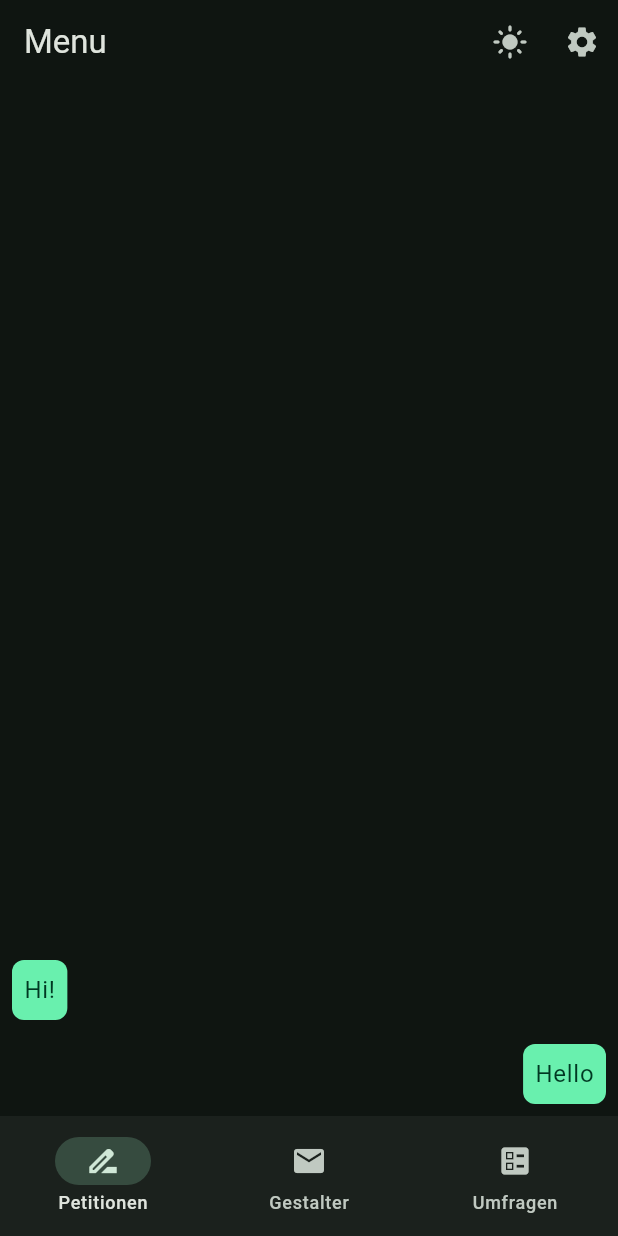
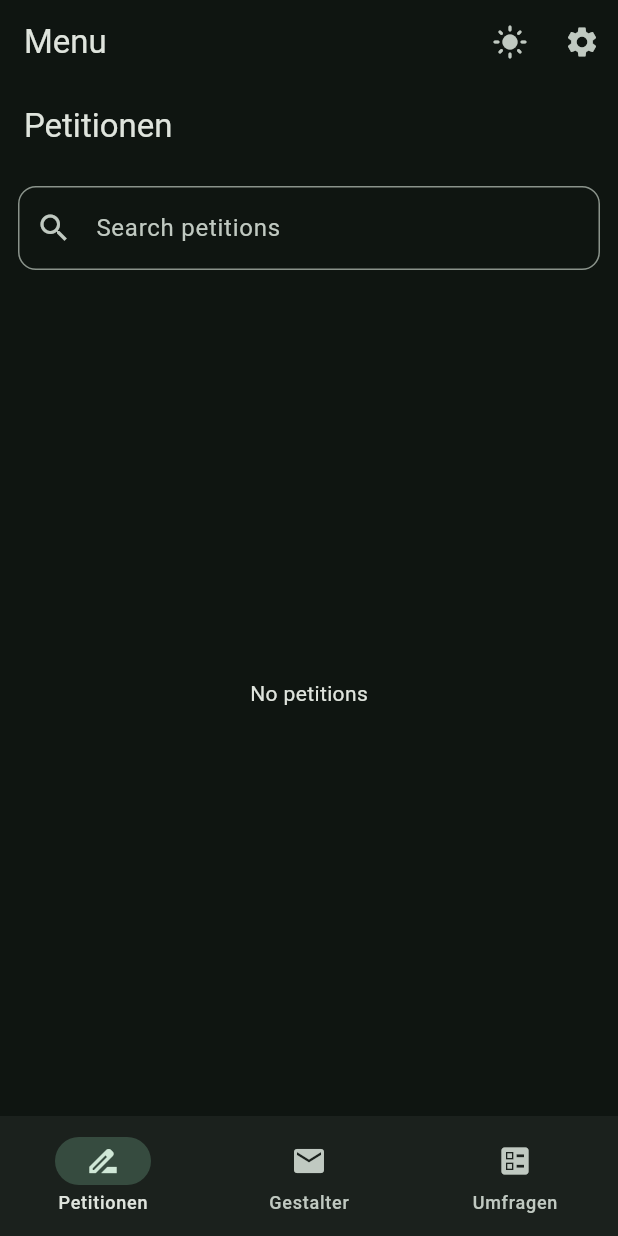
Before and after one commit to lmarquar/StimmApp, a Flutter app: the screen it shows once a user with an empty profile is signed in, after a tap on the "dark mode" icon, on a phone screen of 412 x 824 dp. Run offline on Flutter 3.47's test engine with Material 3 defaults, Android fonts, the phone set to English and light mode, and no system bars; our stand-ins replace cloud_firestore, connectivity_plus, firebase_auth, firebase_core, internet_connection_checker, lottie and 1 more; accounts and stored records are empty; Roboto replaces fonts that are missing (Poppins).

Commit message:
yanky chatgpt build

```diff
--- a/lib/app/mobile/pages/main/home/petitions_page.dart
+++ b/lib/app/mobile/pages/main/home/petitions_page.dart
@@ -1,4 +1,7 @@
 import 'package:flutter/material.dart';
+import 'package:stimmapp/app/mobile/widgets/search_text_field.dart';
+import 'package:stimmapp/core/data/models/petition.dart';
+import 'package:stimmapp/core/data/repositories/petition_repository.dart';
 
 class PetitionsPage extends StatefulWidget {
   const PetitionsPage({super.key});
@@ -8,90 +11,62 @@ class PetitionsPage extends StatefulWidget {
 }
 
 class _PetitionsPageState extends State<PetitionsPage> {
-  int currentPageIndex = 0;
+  final _repo = PetitionRepository.create();
+  String _query = '';
+
   @override
   Widget build(BuildContext context) {
-    final ThemeData theme = Theme.of(context);
     return Scaffold(
-      body: <Widget>[
-        /// Messages page
-        ListView.builder(
-          reverse: true,
-          itemCount: 2,
-          itemBuilder: (BuildContext context, int index) {
-            if (index == 0) {
-              return Align(
-                alignment: Alignment.centerRight,
-                child: Container(
-                  margin: const EdgeInsets.all(8.0),
-                  padding: const EdgeInsets.all(8.0),
-                  decoration: BoxDecoration(
-                    color: theme.colorScheme.primary,
-                    borderRadius: BorderRadius.circular(8.0),
+      appBar: AppBar(title: const Text('Petitionen')),
+      body: Padding(
+        padding: const EdgeInsets.all(12.0),
+        child: Column(
+          children: [
+            SearchTextField(hint: 'Search petitions', onChanged: (q) => setState(() => _query = q)),
+            const SizedBox(height: 12),
+            Expanded(
+              child: StreamBuilder<List<Petition>>(
+                stream: _repo.list(query: _query),
+                builder: (context, snap) {
+                  if (snap.connectionState == ConnectionState.waiting) {
+                    return const Center(child: CircularProgressIndicator());
+                  }
+                  final items = snap.data ?? const <Petition>[];
+                  if (items.isEmpty) {
+                    return const Center(child: Text('No petitions'));
+                  }
+                  return ListView.separated(
+                    itemCount: items.length,
+                    separatorBuilder: (_, __) => const Divider(height: 1),
+                    itemBuilder: (context, i) {
+                      final p = items[i];
+                      return ListTile(
+                        title: Text(p.title),
+                        subtitle: Text(
+                          p.description,
+                          maxLines: 2,
+                          overflow: TextOverflow.ellipsis,
                         ),
-                  child: Text(
-                    'Hello',
-                    style: theme.textTheme.bodyLarge!.copyWith(
-                      color: theme.colorScheme.onPrimary,
+                        trailing: Row(
+                          mainAxisSize: MainAxisSize.min,
+                          children: [
+                            const Icon(Icons.edit_note, size: 18),
+                            const SizedBox(width: 4),
+                            Text(p.signatureCount.toString()),
+                          ],
                         ),
-                  ),
-                ),
-              );
-            }
-            return Align(
-              alignment: Alignment.centerLeft,
-              child: Container(
-                margin: const EdgeInsets.all(8.0),
-                padding: const EdgeInsets.all(8.0),
-                decoration: BoxDecoration(
-                  color: theme.colorScheme.primary,
-                  borderRadius: BorderRadius.circular(8.0),
-                ),
-                child: Text(
-                  'Hi!',
-                  style: theme.textTheme.bodyLarge!.copyWith(
-                    color: theme.colorScheme.onPrimary,
-                  ),
-                ),
-              ),
+                        onTap: () {
+                          Navigator.of(context).pushNamed('/petition', arguments: p.id);
+                        },
                       );
                     },
-        ),
-
-        /// Creator page
-        Card(
-          shadowColor: Colors.transparent,
-          margin: const EdgeInsets.all(8.0),
-          child: SizedBox.expand(
-            child: Center(
-              child: Text('Creator page', style: theme.textTheme.titleLarge),
-            ),
-          ),
-        ),
-
-        /// Notifications page
-        const Padding(
-          padding: EdgeInsets.all(8.0),
-          child: Column(
-            children: <Widget>[
-              Card(
-                child: ListTile(
-                  leading: Icon(Icons.notifications_sharp),
-                  title: Text('Notification 1'),
-                  subtitle: Text('This is a notification'),
-                ),
-              ),
-              Card(
-                child: ListTile(
-                  leading: Icon(Icons.notifications_sharp),
-                  title: Text('Notification 2'),
-                  subtitle: Text('This is a notification'),
+                  );
+                },
               ),
             ),
           ],
         ),
       ),
-      ][currentPageIndex],
     );
   }
 }
--- /dev/null
+++ b/lib/app/mobile/widgets/search_text_field.dart
@@ -0,0 +1,42 @@
+import 'dart:async';
+import 'package:flutter/material.dart';
+
+class SearchTextField extends StatefulWidget {
+  const SearchTextField({super.key, required this.onChanged, this.hint = 'Search', this.debounce = const Duration(milliseconds: 300)});
+  final ValueChanged<String> onChanged;
+  final String hint;
+  final Duration debounce;
+
+  @override
+  State<SearchTextField> createState() => _SearchTextFieldState();
+}
+
+class _SearchTextFieldState extends State<SearchTextField> {
+  final _controller = TextEditingController();
+  Timer? _timer;
+
+  @override
+  void dispose() {
+    _timer?.cancel();
+    _controller.dispose();
+    super.dispose();
+  }
+
+  void _onChanged(String value) {
+    _timer?.cancel();
+    _timer = Timer(widget.debounce, () => widget.onChanged(value));
+  }
+
+  @override
+  Widget build(BuildContext context) {
+    return TextField(
+      controller: _controller,
+      onChanged: _onChanged,
+      decoration: InputDecoration(
+        prefixIcon: const Icon(Icons.search),
+        hintText: widget.hint,
+        border: OutlineInputBorder(borderRadius: BorderRadius.circular(12)),
+      ),
+    );
+  }
+}
--- /dev/null
+++ b/lib/core/data/models/petition.dart
@@ -0,0 +1,69 @@
+import 'package:cloud_firestore/cloud_firestore.dart';
+
+class Petition {
+  final String id;
+  final String title;
+  final String description;
+  final List<String> tags;
+  final int signatureCount;
+  final String createdBy;
+  final DateTime createdAt;
+
+  Petition({
+    required this.id,
+    required this.title,
+    required this.description,
+    required this.tags,
+    required this.signatureCount,
+    required this.createdBy,
+    required this.createdAt,
+  });
+
+  Petition copyWith({
+    String? id,
+    String? title,
+    String? description,
+    List<String>? tags,
+    int? signatureCount,
+    String? createdBy,
+    DateTime? createdAt,
+  }) {
+    return Petition(
+      id: id ?? this.id,
+      title: title ?? this.title,
+      description: description ?? this.description,
+      tags: tags ?? this.tags,
+      signatureCount: signatureCount ?? this.signatureCount,
+      createdBy: createdBy ?? this.createdBy,
+      createdAt: createdAt ?? this.createdAt,
+    );
+  }
+
+  static Petition fromFirestore(
+    DocumentSnapshot<Map<String, dynamic>> snap,
+    SnapshotOptions? _,
+  ) {
+    final data = snap.data()!;
+    return Petition(
+      id: snap.id,
+      title: (data['title'] ?? '') as String,
+      description: (data['description'] ?? '') as String,
+      tags: (data['tags'] as List?)?.cast<String>() ?? const [],
+      signatureCount: (data['signatureCount'] ?? 0) as int,
+      createdBy: (data['createdBy'] ?? '') as String,
+      createdAt: (data['createdAt'] as Timestamp?)?.toDate() ?? DateTime.now(),
+    );
+  }
+
+  static Map<String, Object?> toFirestore(Petition p, SetOptions? _) {
+    return {
+      'title': p.title,
+      'description': p.description,
+      'tags': p.tags,
+      'signatureCount': p.signatureCount,
+      'createdBy': p.createdBy,
+      'createdAt': Timestamp.fromDate(p.createdAt),
+      'titleLowercase': p.title.toLowerCase(),
+    };
+  }
+}
--- /dev/null
+++ b/lib/core/data/repositories/petition_repository.dart
@@ -0,0 +1,62 @@
+import 'package:cloud_firestore/cloud_firestore.dart';
+import 'package:stimmapp/core/data/models/petition.dart';
+import 'package:stimmapp/core/di/service_locator.dart';
+import 'package:stimmapp/core/firebase/firestore/firestore_service.dart';
+
+class PetitionRepository {
+  PetitionRepository(this._fs);
+  final FirestoreService _fs;
+
+  static PetitionRepository create() => PetitionRepository(locator.firestoreService);
+
+  CollectionReference<Petition> _col() => _fs.colRef<Petition>(
+        'petitions',
+        fromFirestore: Petition.fromFirestore,
+        toFirestore: Petition.toFirestore,
+      );
+
+  Stream<List<Petition>> list({String? query, int? limit}) {
+    final q = (query ?? '').trim().toLowerCase();
+    final ref = _col();
+    if (q.isEmpty) {
+      return _fs.watchCol<Petition>(ref.orderBy('createdAt', descending: true), limit: limit);
+    }
+    // Requires an index on titleLowercase
+    return ref
+        .where('titleLowercase', isGreaterThanOrEqualTo: q)
+        .where('titleLowercase', isLessThan: q + '\uf8ff')
+        .orderBy('titleLowercase')
+        .snapshots()
+        .map((s) => s.docs.map((d) => d.data()).toList());
+  }
+
+  Stream<Petition?> watch(String id) {
+    final ref = _fs.docRef<Petition>(
+      'petitions/$id',
+      fromFirestore: Petition.fromFirestore,
+      toFirestore: Petition.toFirestore,
+    );
+    return _fs.watchDoc(ref);
+  }
+
+  Future<void> sign(String petitionId, String uid) async {
+    final db = locator.firestore;
+    final petitionRef = db.collection('petitions').doc(petitionId);
+    final userRef = db.collection('users').doc(uid);
+    final signatureRef = petitionRef.collection('signatures').doc(uid);
+
+    await db.runTransaction((txn) async {
+      final sigSnap = await txn.get(signatureRef);
+      if (sigSnap.exists) return; // idempotent
+      txn.set(signatureRef, {
+        'uid': uid,
+        'signedAt': FieldValue.serverTimestamp(),
+      });
+      txn.update(petitionRef, {'signatureCount': FieldValue.increment(1)});
+      txn.set(userRef.collection('signedPetitions').doc(petitionId), {
+        'petitionId': petitionId,
+        'signedAt': FieldValue.serverTimestamp(),
+      });
+    });
+  }
+}
--- a/lib/core/firebase/firestore/firestore_service.dart
+++ b/lib/core/firebase/firestore/firestore_service.dart
@@ -42,10 +42,10 @@ class FirestoreService {
     return ref.snapshots().map((s) => s.data());
   }
 
-  Stream<List<T>> watchCol<T>(CollectionReference<T> ref, {int? limit}) {
-    var query = ref as Query<T>;
-    if (limit != null) query = query.limit(limit);
-    return query.snapshots().map((q) => q.docs.map((d) => d.data()).toList());
+  Stream<List<T>> watchCol<T>(Query<T> query, {int? limit}) {
+    var q = query;
+    if (limit != null) q = q.limit(limit);
+    return q.snapshots().map((snap) => snap.docs.map((d) => d.data()).toList());
   }
 
   Future<void> upsert<T>(DocumentReference<T> ref, T data) async {
--- a/lib/main.dart
+++ b/lib/main.dart
@@ -5,6 +5,8 @@ import 'package:firebase_core/firebase_core.dart';
 import 'package:flutter/material.dart';
 import 'package:flutter/services.dart';
 import 'package:stimmapp/app/mobile/layout/init_app_layout.dart';
+import 'package:stimmapp/app/mobile/pages/main/home/petition_detail_page.dart';
+import 'package:stimmapp/app/mobile/pages/main/home/poll_detail_page.dart';
 import 'package:stimmapp/core/constants/constants.dart';
 import 'package:stimmapp/core/notifiers/notifiers.dart';
 import 'package:stimmapp/core/firebase/firebase_options.dart';
@@ -80,6 +82,16 @@ class _MyAppState extends State<MyApp> {
           theme: AppTheme.light,
           darkTheme: AppTheme.dark,
           themeMode: isDarkMode ? ThemeMode.dark : ThemeMode.light,
+          routes: {
+            '/petition': (ctx) {
+              final args = ModalRoute.of(ctx)?.settings.arguments as String?;
+              return PetitionDetailPage(id: args ?? '');
+            },
+            '/poll': (ctx) {
+              final args = ModalRoute.of(ctx)?.settings.arguments as String?;
+              return PollDetailPage(id: args ?? '');
+            },
+          },
           home: const InitAppLayout(),
           debugShowCheckedModeBanner: false,
         );
```
Also changed, not shown: lib/app/mobile/pages/main/home/more_page.dart (+63 -9 lines), lib/app/mobile/pages/main/home/petition_detail_page.dart (added, +56 -0 lines), lib/app/mobile/pages/main/home/poll_detail_page.dart (added, +86 -0 lines), lib/core/data/models/poll.dart (added, +90 -0 lines), lib/core/data/repositories/poll_repository.dart (added, +65 -0 lines). Lines whose indentation alone changed are shown as unchanged.
